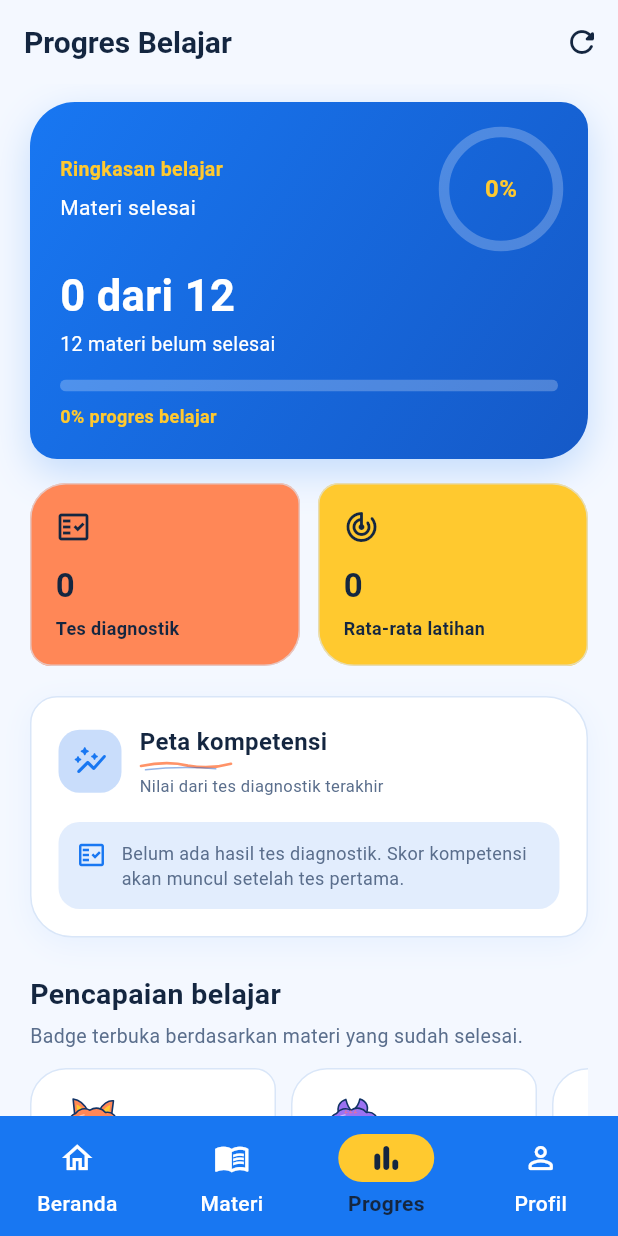
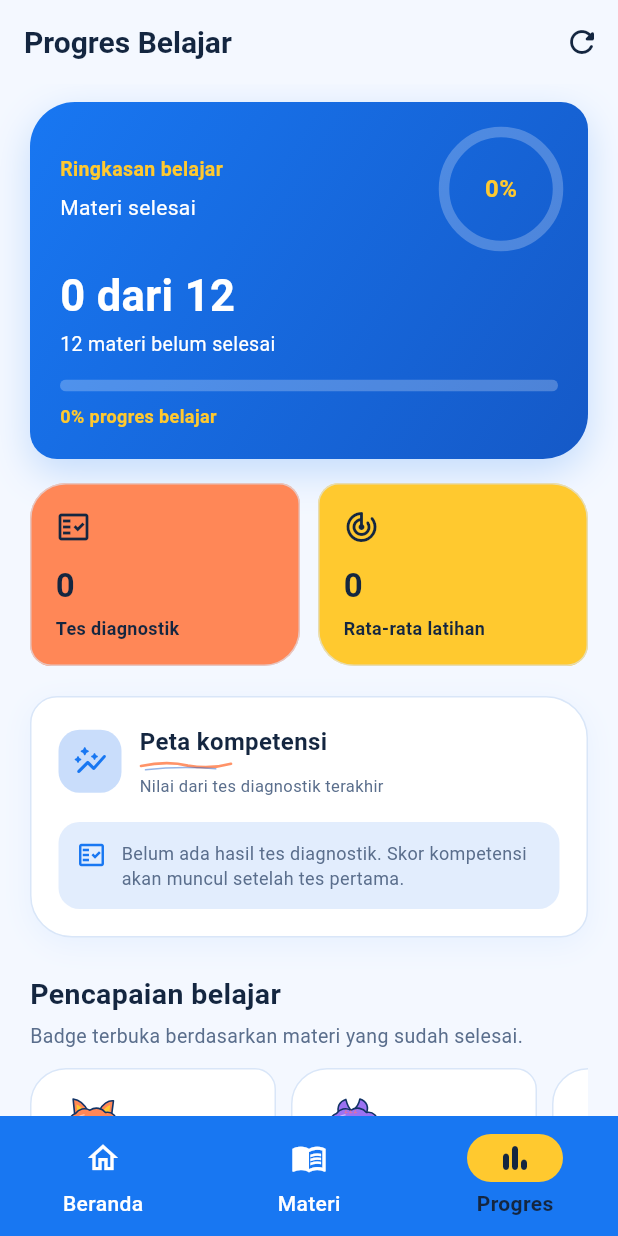
Before and after one commit to zahraslsa/aplikasi_pertama, a Flutter app: the screen it shows after launch, after a tap on "Progres Belajarmu", on a phone screen of 412 x 824 dp. Run offline on Flutter 3.47's test engine with Material 3 defaults, Android fonts, the phone set to English and light mode, and no system bars; our stand-ins replace shared_preferences.

Commit message:
delete profile

```diff
--- a/lib/screens/dashboard_screen.dart
+++ b/lib/screens/dashboard_screen.dart
@@ -6,7 +6,6 @@ import '../widgets/codify_mascot.dart';
 import 'material_detail_screen.dart';
 import 'diagnostic_screen.dart';
 import 'material_screen.dart';
-import 'profile_screen.dart';
 import 'progress_screen.dart';
 
 class DashboardScreen extends StatefulWidget {
@@ -19,7 +18,6 @@ class DashboardScreen extends StatefulWidget {
 class _DashboardScreenState extends State<DashboardScreen> {
   int _selectedIndex = 0;
   int _progressRevision = 0;
-  late Future<Map<String, String>> _profile;
   late Future<Set<String>> _completedMaterials;
 
   @override
@@ -29,7 +27,6 @@ class _DashboardScreenState extends State<DashboardScreen> {
   }
 
   void _reloadHomeData() {
-    _profile = LearningStore.getProfile();
     _completedMaterials = LearningStore.getCompletedMaterials();
   }
 
@@ -46,14 +43,6 @@ class _DashboardScreenState extends State<DashboardScreen> {
                   color: AppColors.primary,
                 ),
               ),
-              actions: [
-                IconButton(
-                  onPressed: () => setState(() => _selectedIndex = 3),
-                  icon: const Icon(Icons.account_circle_outlined),
-                  tooltip: 'Profil',
-                ),
-                const SizedBox(width: 8),
-              ],
             )
           : null,
       body: IndexedStack(
@@ -62,7 +51,6 @@ class _DashboardScreenState extends State<DashboardScreen> {
           _buildHomeContent(context),
           const MaterialScreen(),
           ProgressScreen(key: ValueKey(_progressRevision)),
-          const ProfileScreen(),
         ],
       ),
       bottomNavigationBar: NavigationBar(
@@ -90,10 +78,6 @@ class _DashboardScreenState extends State<DashboardScreen> {
           NavigationDestination(
             icon: Icon(Icons.bar_chart_rounded),
             label: 'Progres',
-          ),
-          NavigationDestination(
-            icon: Icon(Icons.person_outline_rounded),
-            label: 'Profil',
           ),
         ],
       ),
@@ -296,30 +280,20 @@ class _DashboardScreenState extends State<DashboardScreen> {
           Row(
             children: [
               Expanded(
-                child: FutureBuilder<Map<String, String>>(
-                  future: _profile,
-                  builder: (context, snapshot) {
-                    if (snapshot.hasError) {
-                      return Text(
-                        'Profil gagal dimuat: ${snapshot.error}',
-                        style: const TextStyle(color: AppColors.softWhite),
-                      );
-                    }
-                    final name = snapshot.data?['name'] ?? 'Sobat CODIFY';
-                    return Column(
+                child: Column(
                   crossAxisAlignment: CrossAxisAlignment.start,
                   mainAxisSize: MainAxisSize.min,
                   children: [
                     Container(
-                          padding: const EdgeInsets.symmetric(
+                      padding: EdgeInsets.symmetric(
                         horizontal: 10,
                         vertical: 6,
                       ),
                       decoration: BoxDecoration(
                         color: AppColors.softWhite.withValues(alpha: 0.18),
-                            borderRadius: BorderRadius.circular(30),
+                        borderRadius: BorderRadius.all(Radius.circular(30)),
                       ),
-                          child: const Row(
+                      child: Row(
                         mainAxisSize: MainAxisSize.min,
                         children: [
                           Icon(
@@ -340,30 +314,28 @@ class _DashboardScreenState extends State<DashboardScreen> {
                         ],
                       ),
                     ),
-                        const SizedBox(height: 12),
+                    SizedBox(height: 12),
                     Text(
-                          'Hai, $name!',
+                      'Hai, Sobat CODIFY!',
                       maxLines: 2,
                       overflow: TextOverflow.ellipsis,
-                          style: const TextStyle(
+                      style: TextStyle(
                         color: AppColors.softWhite,
                         fontSize: 22,
                         height: 1.15,
                         fontWeight: FontWeight.w800,
                       ),
                     ),
-                        const SizedBox(height: 7),
+                    SizedBox(height: 7),
                     Text(
                       'Siap belajar coding hari ini?',
                       style: TextStyle(
-                            color: AppColors.softWhite.withValues(alpha: 0.9),
+                        color: AppColors.softWhite,
                         fontSize: 13,
                         height: 1.4,
                       ),
                     ),
                   ],
-                    );
-                  },
                 ),
               ),
               const SizedBox(width: 10),
--- a/lib/screens/profile_screen.dart
+++ /dev/null
@@ -1,367 +0,0 @@
-import 'package:flutter/material.dart';
-
-import '../data/learning_store.dart';
-import '../theme/app_colors.dart';
-import '../widgets/codify_button.dart';
-import '../widgets/codify_mascot.dart';
-import 'history_screen.dart';
-
-class ProfileScreen extends StatefulWidget {
-  const ProfileScreen({super.key});
-
-  @override
-  State<ProfileScreen> createState() => _ProfileScreenState();
-}
-
-class _ProfileScreenState extends State<ProfileScreen> {
-  final _nameController = TextEditingController();
-  final _usernameController = TextEditingController();
-  final _emailController = TextEditingController();
-  final _classController = TextEditingController();
-  late Future<Map<String, String>> _profile;
-  bool _isInitialized = false;
-  bool _isSaving = false;
-
-  @override
-  void initState() {
-    super.initState();
-    _profile = LearningStore.getProfile();
-  }
-
-  @override
-  void dispose() {
-    _nameController.dispose();
-    _usernameController.dispose();
-    _emailController.dispose();
-    _classController.dispose();
-    super.dispose();
-  }
-
-  Future<void> _saveProfile() async {
-    final name = _nameController.text.trim();
-    if (name.isEmpty) {
-      ScaffoldMessenger.of(
-        context,
-      ).showSnackBar(const SnackBar(content: Text('Nama tidak boleh kosong.')));
-      return;
-    }
-
-    setState(() => _isSaving = true);
-    try {
-      await LearningStore.saveProfile({
-        'name': name,
-        'username': _usernameController.text.trim(),
-        'email': _emailController.text.trim(),
-        'class': _classController.text.trim(),
-      });
-      if (!mounted) {
-        return;
-      }
-      setState(() {
-        _isSaving = false;
-        _profile = LearningStore.getProfile();
-      });
-      ScaffoldMessenger.of(context).showSnackBar(
-        const SnackBar(content: Text('Profil berhasil disimpan di perangkat.')),
-      );
-    } catch (error) {
-      if (!mounted) {
-        return;
-      }
-      setState(() => _isSaving = false);
-      ScaffoldMessenger.of(context).showSnackBar(
-        SnackBar(content: Text('Profil tidak berhasil disimpan: $error')),
-      );
-    }
-  }
-
-  @override
-  Widget build(BuildContext context) {
-    return Scaffold(
-      appBar: AppBar(title: const Text('Profil')),
-      body: FutureBuilder<Map<String, String>>(
-        future: _profile,
-        builder: (context, snapshot) {
-          if (snapshot.hasError) {
-            return Center(
-              child: Padding(
-                padding: const EdgeInsets.all(24),
-                child: Text(
-                  'Profil gagal dimuat: ${snapshot.error}',
-                  style: const TextStyle(color: AppColors.error),
-                ),
-              ),
-            );
-          }
-          if (!snapshot.hasData) {
-            return const Center(child: CircularProgressIndicator());
-          }
-
-          if (!_isInitialized) {
-            _nameController.text = snapshot.data!['name']!;
-            _usernameController.text = snapshot.data!['username']!;
-            _emailController.text = snapshot.data!['email']!;
-            _classController.text = snapshot.data!['class']!;
-            _isInitialized = true;
-          }
-
-          return ListView(
-            padding: const EdgeInsets.fromLTRB(20, 12, 20, 28),
-            children: [
-              _buildProfileHeader(snapshot.data!),
-              const SizedBox(height: 22),
-              Container(
-                padding: const EdgeInsets.all(18),
-                decoration: BoxDecoration(
-                  color: AppColors.surface,
-                  borderRadius: BorderRadius.circular(20),
-                  border: Border.all(color: AppColors.border),
-                ),
-                child: Column(
-                  crossAxisAlignment: CrossAxisAlignment.start,
-                  children: [
-                    const Row(
-                      children: [
-                        Icon(
-                          Icons.edit_note_rounded,
-                          color: AppColors.dustyBlue,
-                          size: 23,
-                        ),
-                        SizedBox(width: 8),
-                        Expanded(
-                          child: Text(
-                            'Informasi profil',
-                            style: TextStyle(
-                              color: AppColors.textPrimary,
-                              fontSize: 17,
-                              fontWeight: FontWeight.bold,
-                            ),
-                          ),
-                        ),
-                      ],
-                    ),
-                    const SizedBox(height: 18),
-                    _buildField(
-                      label: 'Nama Lengkap',
-                      controller: _nameController,
-                      icon: Icons.badge_outlined,
-                    ),
-                    const SizedBox(height: 14),
-                    _buildField(
-                      label: 'Username',
-                      controller: _usernameController,
-                      icon: Icons.person_outline_rounded,
-                    ),
-                    const SizedBox(height: 14),
-                    _buildField(
-                      label: 'Email',
-                      controller: _emailController,
-                      icon: Icons.email_outlined,
-                      keyboardType: TextInputType.emailAddress,
-                    ),
-                    const SizedBox(height: 14),
-                    _buildField(
-                      label: 'Kelas',
-                      controller: _classController,
-                      icon: Icons.school_outlined,
-                    ),
-                  ],
-                ),
-              ),
-              const SizedBox(height: 24),
-              CodifyButton(
-                text: _isSaving ? 'Menyimpan...' : 'Simpan Profil',
-                onPressed: _saveProfile,
-                isLoading: _isSaving,
-              ),
-              const SizedBox(height: 12),
-              OutlinedButton.icon(
-                onPressed: () {
-                  Navigator.push(
-                    context,
-                    MaterialPageRoute(
-                      builder: (context) => const HistoryScreen(),
-                    ),
-                  );
-                },
-                icon: const Icon(Icons.history_rounded),
-                label: const Text('Buka Riwayat Belajar'),
-              ),
-            ],
-          );
-        },
-      ),
-    );
-  }
-
-  Widget _buildProfileHeader(Map<String, String> profile) {
-    final name = profile['name']?.trim() ?? '';
-    final username = profile['username']?.trim() ?? '';
-    final className = profile['class']?.trim() ?? '';
-    final initials = _initialsFor(name);
-    final avatar = CircleAvatar(
-      radius: 30,
-      backgroundColor: AppColors.forestGreen,
-      child: initials.isEmpty
-          ? const Icon(
-              Icons.person_outline_rounded,
-              color: AppColors.softWhite,
-              size: 34,
-            )
-          : Text(
-              initials,
-              style: const TextStyle(
-                color: AppColors.softWhite,
-                fontSize: 21,
-                fontWeight: FontWeight.bold,
-              ),
-            ),
-    );
-    final identityDetails = Column(
-      crossAxisAlignment: CrossAxisAlignment.start,
-      children: [
-        const Text(
-          'Profil belajar CODIFY',
-          style: TextStyle(
-            color: AppColors.forestGreen,
-            fontSize: 12,
-            fontWeight: FontWeight.w600,
-          ),
-        ),
-        const SizedBox(height: 4),
-        Text(
-          name,
-          maxLines: 2,
-          overflow: TextOverflow.ellipsis,
-          style: const TextStyle(
-            color: AppColors.darkText,
-            fontSize: 17,
-            fontWeight: FontWeight.bold,
-          ),
-        ),
-        if (username.isNotEmpty) ...[
-          const SizedBox(height: 3),
-          Text(
-            '@$username',
-            maxLines: 1,
-            overflow: TextOverflow.ellipsis,
-            style: const TextStyle(
-              color: AppColors.textSecondary,
-              fontSize: 12,
-            ),
-          ),
-        ],
-        if (className.isNotEmpty) ...[
-          const SizedBox(height: 7),
-          Container(
-            padding: const EdgeInsets.symmetric(horizontal: 9, vertical: 4),
-            decoration: BoxDecoration(
-              color: AppColors.softTint(AppColors.butterYellow, opacity: 0.4),
-              borderRadius: BorderRadius.circular(20),
-            ),
-            child: Text(
-              className,
-              maxLines: 1,
-              overflow: TextOverflow.ellipsis,
-              style: const TextStyle(
-                color: AppColors.darkText,
-                fontSize: 11,
-                fontWeight: FontWeight.w600,
-              ),
-            ),
-          ),
-        ],
-      ],
-    );
-
-    return Container(
-      padding: const EdgeInsets.all(18),
-      decoration: BoxDecoration(
-        color: AppColors.softTint(AppColors.sageGreen, opacity: 0.34),
-        borderRadius: BorderRadius.circular(22),
-        border: Border.all(color: AppColors.sageGreen.withValues(alpha: 0.55)),
-      ),
-      child: Column(
-        children: [
-          LayoutBuilder(
-            builder: (context, constraints) {
-              if (constraints.maxWidth < 360) {
-                return Row(
-                  children: [
-                    avatar,
-                    const SizedBox(width: 12),
-                    Expanded(child: identityDetails),
-                  ],
-                );
-              }
-              return Row(
-                children: [
-                  avatar,
-                  const SizedBox(width: 12),
-                  Expanded(child: identityDetails),
-                  const SizedBox(width: 4),
-                  const CodifyMascot(size: 58, character: CodifyCharacter.byte),
-                ],
-              );
-            },
-          ),
-          const SizedBox(height: 16),
-          Container(
-            width: double.infinity,
-            padding: const EdgeInsets.symmetric(horizontal: 12, vertical: 10),
-            decoration: BoxDecoration(
-              color: AppColors.softTint(AppColors.dustyBlue, opacity: 0.18),
-              borderRadius: BorderRadius.circular(14),
-            ),
-            child: const Row(
-              children: [
-                Icon(
-                  Icons.lock_outline_rounded,
-                  color: AppColors.forestGreen,
-                  size: 17,
-                ),
-                SizedBox(width: 8),
-                Expanded(
-                  child: Text(
-                    'Data profil disimpan di perangkat ini.',
-                    style: TextStyle(
-                      color: AppColors.textSecondary,
-                      fontSize: 12,
-                    ),
-                  ),
-                ),
-              ],
-            ),
-          ),
-        ],
-      ),
-    );
-  }
-
-  String _initialsFor(String name) {
-    final trimmedName = name.trim();
-    if (trimmedName.isEmpty || trimmedName == 'Sobat CODIFY') {
-      return '';
-    }
-
-    final words = trimmedName.split(RegExp(r'\s+'));
-    final initials = [
-      String.fromCharCodes(words.first.runes.take(1)),
-      if (words.length > 1) String.fromCharCodes(words.last.runes.take(1)),
-    ];
-    return initials.join().toUpperCase();
-  }
-
-  Widget _buildField({
-    required String label,
-    required TextEditingController controller,
-    required IconData icon,
-    TextInputType? keyboardType,
-  }) {
-    return TextField(
-      controller: controller,
-      keyboardType: keyboardType,
-      decoration: InputDecoration(labelText: label, prefixIcon: Icon(icon)),
-    );
-  }
-}
--- a/lib/screens/splash_screen.dart
+++ b/lib/screens/splash_screen.dart
@@ -23,7 +23,7 @@ class _CodifySplashScreenState extends State<CodifySplashScreen>
     super.initState();
     _controller = AnimationController(
       vsync: this,
-      duration: const Duration(milliseconds: 1450),
+      duration: const Duration(milliseconds: 1900),
     )..addStatusListener(_onAnimationStatus);
     _mascotScale = Tween<double>(
       begin: 0.72,
@@ -228,14 +228,33 @@ class _CodifySplashScreenState extends State<CodifySplashScreen>
                                       ),
                                     ),
                                     const SizedBox(height: 12),
-                                    Text(
-                                      'Menyiapkan ruang belajar...',
-                                      style: TextStyle(
-                                        color: AppColors.softWhite.withValues(
-                                          alpha: 0.78,
+                                    Row(
+                                      mainAxisAlignment:
+                                          MainAxisAlignment.spaceBetween,
+                                      children: [
+                                        Expanded(
+                                          child: Text(
+                                            'MEMUAT CODIFY',
+                                            maxLines: 1,
+                                            overflow: TextOverflow.ellipsis,
+                                            style: TextStyle(
+                                              color: AppColors.softWhite
+                                                  .withValues(alpha: 0.84),
+                                              fontSize: 10,
+                                              fontWeight: FontWeight.w700,
+                                              letterSpacing: 0.7,
+                                            ),
+                                          ),
                                         ),
-                                        fontSize: 12,
-                                      ),
+                                        Text(
+                                          '${(_controller.value * 100).round()}%',
+                                          style: const TextStyle(
+                                            color: AppColors.butterYellow,
+                                            fontSize: 11,
+                                            fontWeight: FontWeight.w800,
+                                          ),
+                                        ),
+                                      ],
                                     ),
                                   ],
                                 ),
```
Also changed, not shown: 1 other file. Lines whose indentation alone changed are shown as unchanged.
